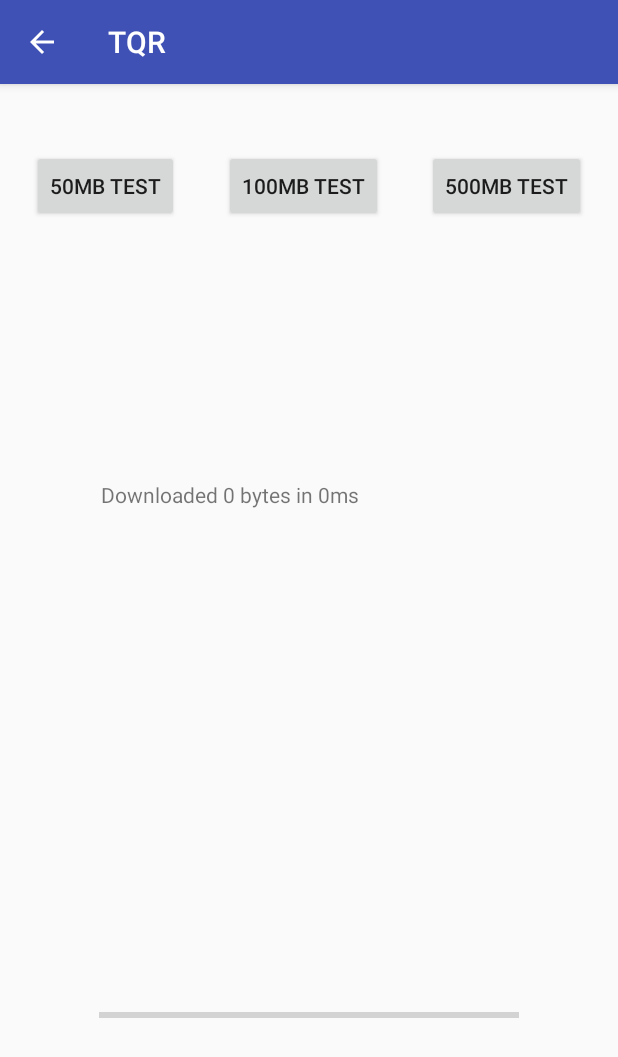
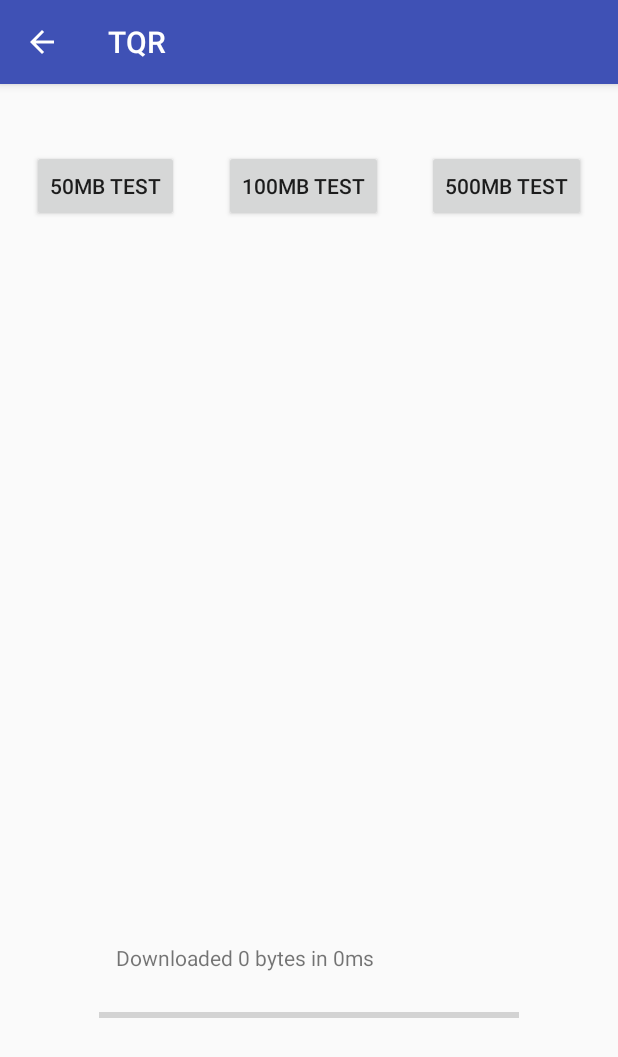
Before and after one commit to DanielMMilner/Infrastructure-Quality-Reporter-App, an Android app: the SpeedTestActivity screen opened directly, with no data from a screen before it, after a tap on "50MB TEST", on a phone screen of 412 x 824 dp. Shown: the top 1057 px of the screen. Run offline under Robolectric (Android 15) with nearby library versions, the phone set to English and light mode, and no system bars.

Commit message:
added string resources

```diff
--- a/app/src/main/res/layout/activity_speed_test.xml
+++ b/app/src/main/res/layout/activity_speed_test.xml
@@ -8,18 +8,17 @@
 
     <TextView
         android:id="@+id/speedTestStatus"
-        android:layout_width="277dp"
-        android:layout_height="47dp"
+        android:layout_width="258dp"
+        android:layout_height="29dp"
         android:layout_marginBottom="8dp"
         android:layout_marginEnd="8dp"
         android:layout_marginStart="8dp"
         android:layout_marginTop="8dp"
-        android:text="TextView"
         app:layout_constraintBottom_toTopOf="@+id/speedTestProgress"
         app:layout_constraintEnd_toEndOf="parent"
         app:layout_constraintStart_toStartOf="parent"
         app:layout_constraintTop_toBottomOf="@+id/test100MB"
-        app:layout_constraintVertical_bias="0.36" />
+        app:layout_constraintVertical_bias="1.0" />
 
     <ProgressBar
         android:id="@+id/speedTestProgress"
@@ -43,7 +42,7 @@
         android:layout_marginStart="8dp"
         android:layout_marginTop="44dp"
         android:onClick="runTest"
-        android:text="50MB Test"
+        android:text="@string/_50mb_test"
         app:layout_constraintEnd_toStartOf="@+id/test100MB"
         app:layout_constraintStart_toStartOf="parent"
         app:layout_constraintTop_toTopOf="parent" />
@@ -56,7 +55,7 @@
         android:layout_marginStart="8dp"
         android:layout_marginTop="44dp"
         android:onClick="runTest"
-        android:text="100MB Test"
+        android:text="@string/_100mb_test"
         app:layout_constraintEnd_toStartOf="@+id/test500MB"
         app:layout_constraintStart_toEndOf="@+id/test50MB"
         app:layout_constraintTop_toTopOf="parent" />
@@ -69,7 +68,7 @@
         android:layout_marginStart="8dp"
         android:layout_marginTop="44dp"
         android:onClick="runTest"
-        android:text="500MB Test"
+        android:text="@string/_500mb_test"
         app:layout_constraintEnd_toEndOf="parent"
         app:layout_constraintHorizontal_bias="0.466"
         app:layout_constraintStart_toEndOf="@+id/test100MB"
--- a/app/src/main/res/values/strings.xml
+++ b/app/src/main/res/values/strings.xml
@@ -23,4 +23,8 @@
     <string name="send">Send</string>
     <string name="markers">Markers</string>
     <string name="heatmap">Heat map</string>
+    <string name="speed_test">Speed Test</string>
+    <string name="_50mb_test">50MB Test</string>
+    <string name="_100mb_test">100MB Test</string>
+    <string name="_500mb_test">500MB Test</string>
 </resources>
```
